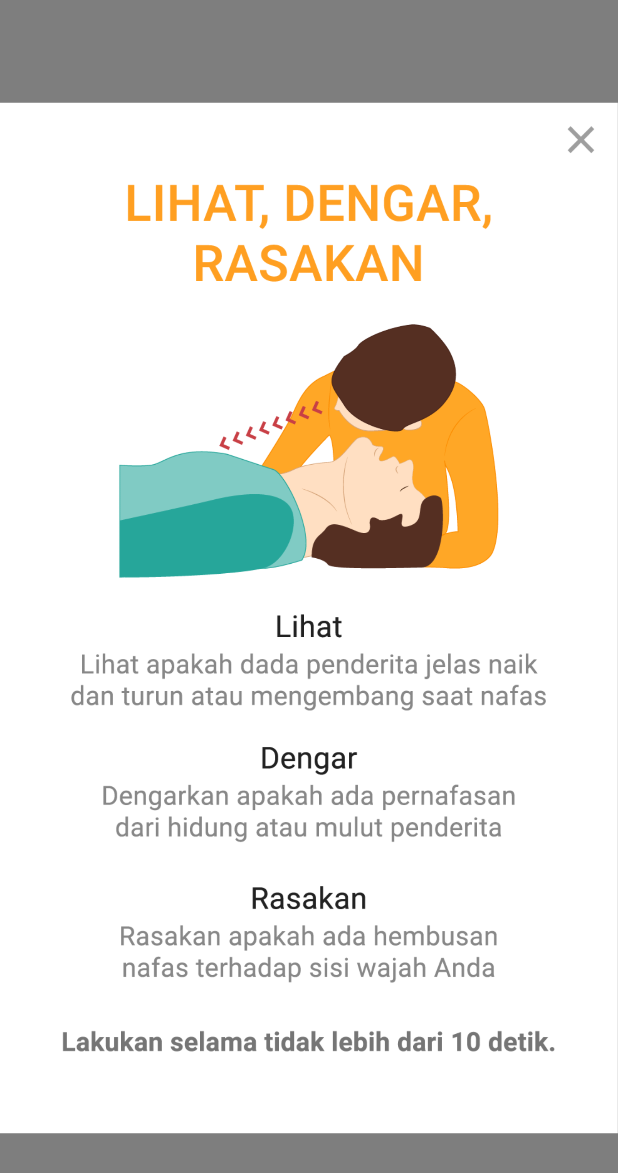
After one commit to Vallenteer/hci_uas, an Android app: the layout activity_pop_up_ldr.xml on its own in the app's theme, with its tools: preview values and no code run, on a phone screen of 412 x 824 dp. The commit adds this screen. Shown: the top 1173 px of the screen. Run offline under Robolectric (Android 15) with nearby library versions, the light colour scheme and no system bars.

Commit message:
pop up ud kelar smua

```diff
--- a/app/src/main/AndroidManifest.xml
+++ b/app/src/main/AndroidManifest.xml
@@ -48,6 +48,9 @@
         <activity android:name=".pop_up_dagu" android:theme="@style/myDialogTheme" >
 
         </activity>
+        <activity android:name=".pop_up_ldr" android:theme="@style/myDialogTheme" >
+
+        </activity>
     </application>
 
 </manifest>
--- a/app/src/main/java/com/debug/navdraw/MainActivity.java
+++ b/app/src/main/java/com/debug/navdraw/MainActivity.java
@@ -288,7 +288,11 @@ public class MainActivity extends AppCompatActivity
         Intent intent = new Intent(MainActivity.this, pop_up_dagu.class);
         startActivity(intent);
     }
-
+    public void pop_2_open  (View view) {
+        //open pop up 1 dagu
+        Intent intent = new Intent(MainActivity.this, pop_up_ldr.class);
+        startActivity(intent);
+    }
 
 
 }
--- /dev/null
+++ b/app/src/main/res/layout/activity_pop_up_ldr.xml
@@ -0,0 +1,15 @@
+<?xml version="1.0" encoding="utf-8"?>
+<FrameLayout xmlns:android="http://schemas.android.com/apk/res/android"
+    android:id="@+id/image_dialog_root1"
+    android:layout_width="wrap_content"
+    android:layout_height="wrap_content"
+    android:background="#7f000000"
+    android:gravity = "center">
+
+    <ImageView
+        android:id="@+id/your_image2"
+        android:layout_width="wrap_content"
+        android:layout_height="wrap_content"
+        android:src = "@drawable/dialog_ldr"/>
+
+</FrameLayout>
--- a/app/src/main/res/layout/pp_breathing_1_fragment.xml
+++ b/app/src/main/res/layout/pp_breathing_1_fragment.xml
@@ -73,7 +73,8 @@
             android:background="@drawable/info_hijau"
             android:layout_alignBottom="@+id/info_ldr"
             android:layout_alignRight="@+id/airway2text"
-            android:layout_alignEnd="@+id/airway2text" />
+            android:layout_alignEnd="@+id/airway2text"
+            android:onClick="pop_2_open" />
 
 
     <TextView
```
Also changed, not shown: app/src/main/java/com/debug/navdraw/pop_up_ldr.java (added, +33 -0 lines).
